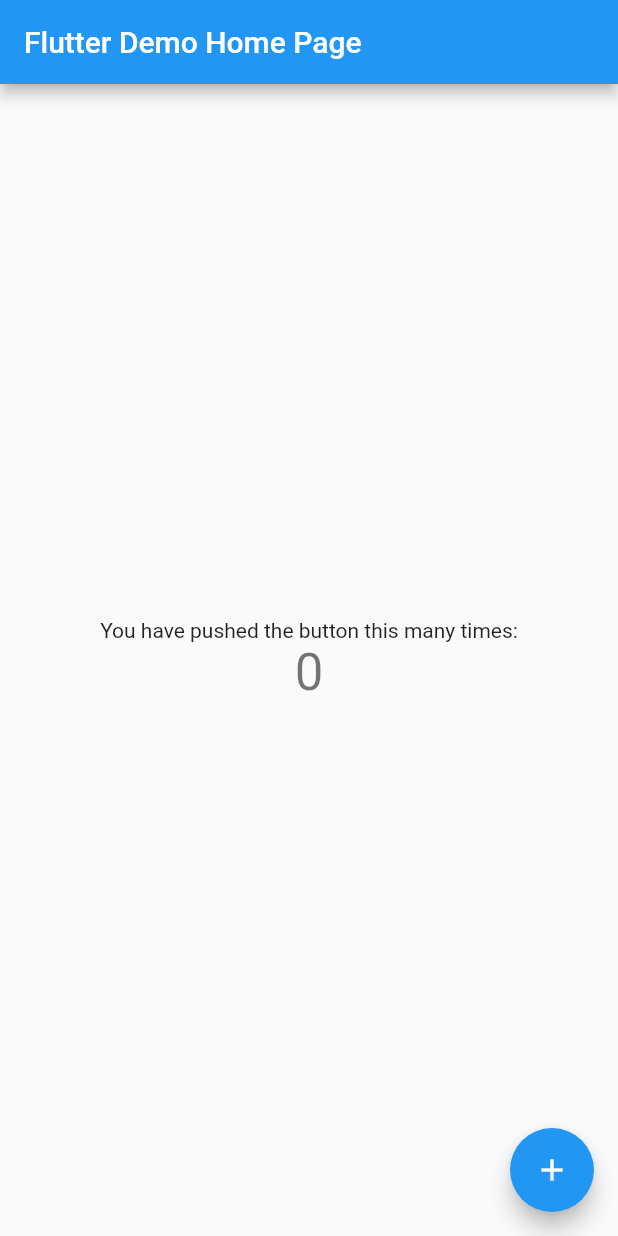
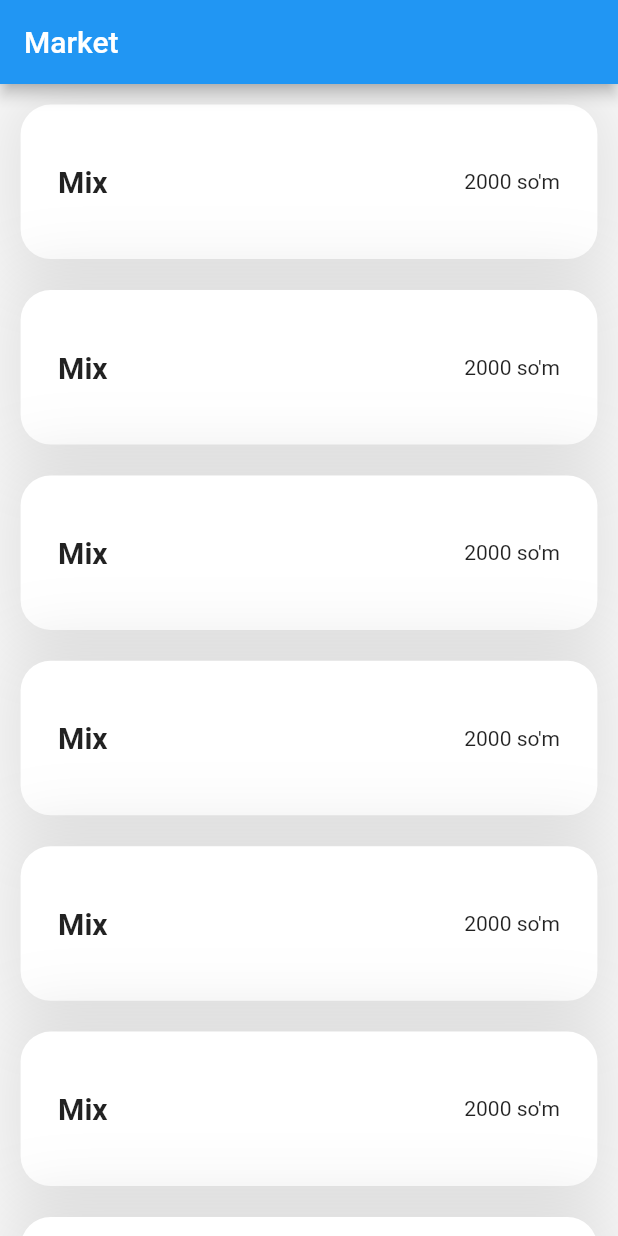
Before and after one commit to Hikmatullohprogramist/shop_app, a Flutter app: the screen it shows after launch, on a phone screen of 412 x 824 dp. Run offline on Flutter 3.47's test engine with Material 2 defaults, Android fonts, the phone set to English and light mode, and no system bars; our stand-ins replace flutter_staggered_animations; network calls fail.

```diff
--- a/lib/main.dart
+++ b/lib/main.dart
@@ -1,4 +1,6 @@
 import 'package:flutter/material.dart';
+
+import 'pages/home_page.dart';
 
 void main() {
   runApp(const MyApp());
@@ -14,54 +16,7 @@ class MyApp extends StatelessWidget {
       theme: ThemeData(
         primarySwatch: Colors.blue,
       ),
-      home: const MyHomePage(title: 'Flutter Demo Home Page'),
+      home: const HomePage(),
     );
   }
 }
-
-class MyHomePage extends StatefulWidget {
-  const MyHomePage({super.key, required this.title});
-
-  final String title;
-
-  @override
-  State<MyHomePage> createState() => _MyHomePageState();
-}
-
-class _MyHomePageState extends State<MyHomePage> {
-  int _counter = 0;
-
-  void _incrementCounter() {
-    setState(() {
-      _counter++;
-    });
-  }
-
-  @override
-  Widget build(BuildContext context) {
-    return Scaffold(
-      appBar: AppBar(
-        title: Text(widget.title),
-      ),
-      body: Center(
-        child: Column(
-          mainAxisAlignment: MainAxisAlignment.center,
-          children: <Widget>[
-            const Text(
-              'You have pushed the button this many times:',
-            ),
-            Text(
-              '$_counter',
-              style: Theme.of(context).textTheme.headline4,
-            ),
-          ],
-        ),
-      ),
-      floatingActionButton: FloatingActionButton(
-        onPressed: _incrementCounter,
-        tooltip: 'Increment',
-        child: const Icon(Icons.add),
-      ),
-    );
-  }
-}
--- a/lib/pages/home_page.dart
+++ b/lib/pages/home_page.dart
@@ -0,0 +1,100 @@
+// ignore_for_file: prefer_const_literals_to_create_immutables, prefer_const_constructors
+
+import 'package:flutter/material.dart';
+import 'package:flutter_staggered_animations/flutter_staggered_animations.dart';
+import 'package:shop_app/services/models/product_model.dart';
+
+import '../services/services/product_service.dart';
+
+class HomePage extends StatefulWidget {
+  const HomePage({super.key});
+
+  @override
+  State<HomePage> createState() => _HomePageState();
+}
+
+class _HomePageState extends State<HomePage> {
+  List<Product>? products;
+  var isLoaded = false;
+
+  @override
+  void initState() {
+    super.initState();
+    getData();
+  }
+
+  getData() async {
+    products = await RemoteService().getModels();
+    // ignore: unrelated_type_equality_checks
+    if (products != Null) {
+      setState(() {
+        isLoaded = true;
+      });
+    }
+  }
+
+  @override
+  Widget build(BuildContext context) {
+    return Scaffold(
+      appBar: AppBar(
+        title: const Text("Market"),
+      ),
+      body: AnimationLimiter(
+        child: ListView.builder(
+          padding: EdgeInsets.all(MediaQuery.of(context).size.width / 30),
+          physics: const BouncingScrollPhysics(
+              parent: AlwaysScrollableScrollPhysics()),
+          itemCount: 20,
+          itemBuilder: (BuildContext context, int index) {
+            return AnimationConfiguration.staggeredList(
+              position: index,
+              delay: const Duration(milliseconds: 100),
+              child: SlideAnimation(
+                duration: const Duration(milliseconds: 2500),
+                curve: Curves.fastLinearToSlowEaseIn,
+                child: FadeInAnimation(
+                  curve: Curves.fastLinearToSlowEaseIn,
+                  duration: const Duration(milliseconds: 2500),
+                  child: Container(
+                    margin: EdgeInsets.only(
+                        bottom: MediaQuery.of(context).size.width / 20),
+                    height: MediaQuery.of(context).size.width / 4,
+                    decoration: BoxDecoration(
+                      color: Colors.white,
+                      borderRadius: const BorderRadius.all(Radius.circular(20)),
+                      boxShadow: [
+                        BoxShadow(
+                          color: Colors.black.withOpacity(0.1),
+                          blurRadius: 40,
+                          spreadRadius: 10,
+                        ),
+                      ],
+                    ),
+                    child: Padding(
+                      padding: const EdgeInsets.all(25.0),
+                      child: Row(
+                        mainAxisAlignment: MainAxisAlignment.spaceBetween,
+                        children: [
+                          Text(
+                            "Mix",
+                            maxLines: 2,
+                            overflow: TextOverflow.ellipsis,
+                            style: TextStyle(
+                              fontWeight: FontWeight.bold,
+                              fontSize: 20,
+                            ),
+                          ),
+                          Text("2000 so'm"),
+                        ],
+                      ),
+                    ),
+                  ),
+                ),
+              ),
+            );
+          },
+        ),
+      ),
+    );
+  }
+}
--- a/lib/services/models/product_model.dart
+++ b/lib/services/models/product_model.dart
@@ -0,0 +1,49 @@
+// To parse this JSON data, do
+//
+//     final product = productFromJson(jsonString);
+
+import 'dart:convert';
+
+List<Product> productFromJson(String str) =>
+    List<Product>.from(json.decode(str).map((x) => Product.fromJson(x)));
+
+String productToJson(List<Product> data) =>
+    json.encode(List<dynamic>.from(data.map((x) => x.toJson())));
+
+class Product {
+  Product({
+    required this.id,
+    required this.name,
+    required this.price1,
+    required this.price2,
+    required this.date,
+    required this.amount,
+  });
+
+  int id;
+  String name;
+  String price1;
+  String price2;
+  DateTime date;
+  String amount;
+
+  factory Product.fromJson(Map<String, dynamic> json) => Product(
+        id: json["id"],
+        name: json["name"],
+        price1: json["price1"],
+        price2: json["price2"],
+        date: json["date"] == null ? DateTime(0) : DateTime.parse(json["date"]),
+        amount: json["amount"],
+      );
+
+  Map<String, dynamic> toJson() => {
+        "id": id,
+        "name": name,
+        "price1": price1,
+        "price2": price2,
+        "date": date == null
+            ? null
+            : "${date.year.toString().padLeft(4, '0')}-${date.month.toString().padLeft(2, '0')}-${date.day.toString().padLeft(2, '0')}",
+        "amount": amount,
+      };
+}
--- a/lib/services/services/product_service.dart
+++ b/lib/services/services/product_service.dart
@@ -0,0 +1,32 @@
+import 'package:http/http.dart' as http;
+import 'package:shop_app/services/models/product_model.dart';
+
+class RemoteService {
+  // ignore: body_might_complete_normally_nullable
+  Future<List<Product>?> getModels() async {
+    var client = http.Client();
+    var uri = Uri.parse("http://192.168.88.14:8000/products");
+    var response = await client.get(uri);
+
+    if (response.statusCode == 200) {
+      var json = response.body;
+      print(json);
+      return productFromJson(json);
+    }
+  }
+}
+/*    var headers = {
+  'Content-Type': 'text/plain'
+};
+var request = http.Request('POST', Uri.parse('http://192.168.88.14:8000/test'));
+request.body = '''{\r\n    "name": "ABC",\r\n    "age": 18\r\n}''';
+request.headers.addAll(headers);
+
+http.StreamedResponse response = await request.send();
+
+if (response.statusCode == 200) {
+}
+else {
+  print(response.reasonPhrase);
+}
+  }*/
--- a/pubspec.yaml
+++ b/pubspec.yaml
@@ -36,6 +36,8 @@ dependencies:
   # The following adds the Cupertino Icons font to your application.
   # Use with the CupertinoIcons class for iOS style icons.
   cupertino_icons: ^1.0.2
+  flutter_staggered_animations: ^1.1.1
+  http: ^0.13.5
 
 dev_dependencies:
   flutter_test:
```
Also changed, not shown: pubspec.lock.
